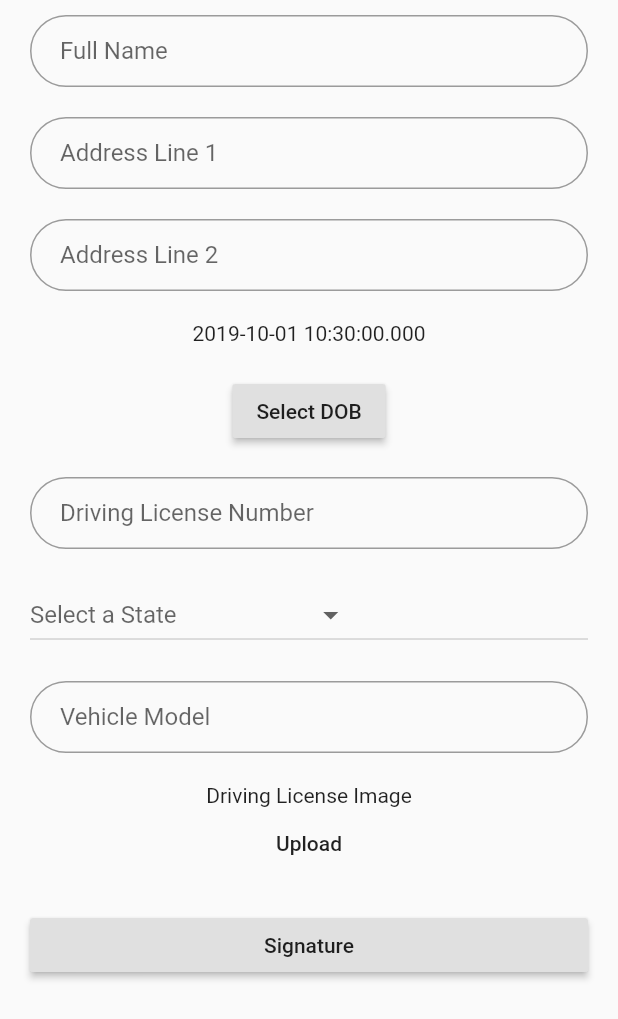
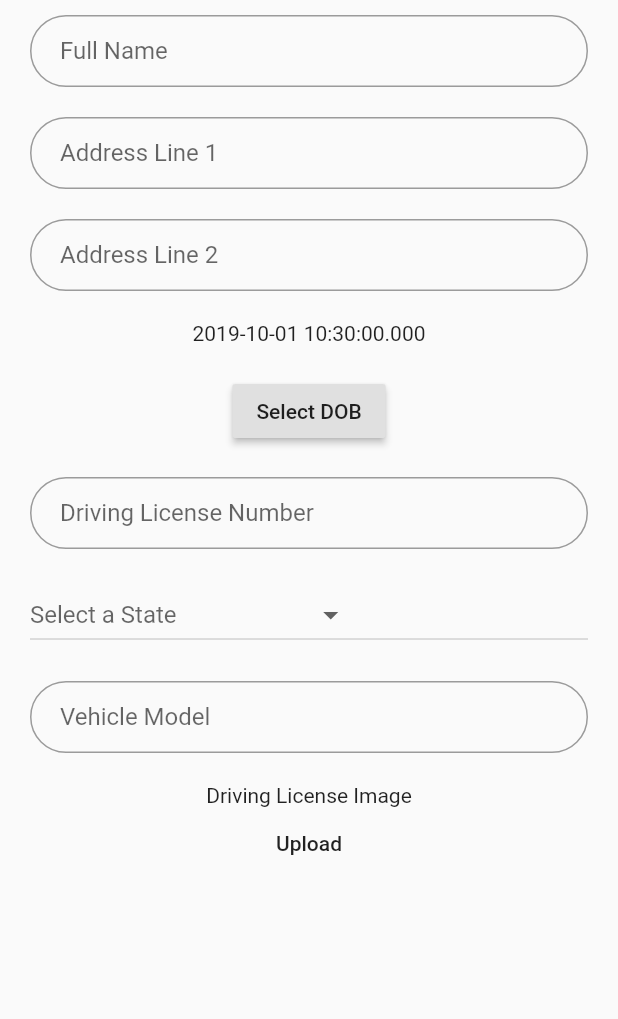
Before and after one commit to dnadawa/flutter-car-test-driver, a Flutter app: the screen it shows after launch, on a phone screen of 412 x 824 dp. Shown: the top 1019 px of the screen. Run offline on Flutter 3.47's test engine with Material 2 defaults, Android fonts, the phone set to English and light mode, and no system bars; our stand-ins replace image_picker, signature.

Commit message:
Update main.dart

```diff
--- a/lib/main.dart
+++ b/lib/main.dart
@@ -197,10 +197,10 @@ List<String> states = ['New South Wales','Queensland','South Australia','Tasmani
               )
           ),
 
-          Padding(
-              padding: const EdgeInsets.fromLTRB(20,10,20,10),
-              child: RaisedButton(onPressed: (){Navigator.push(context, MaterialPageRoute(builder: (context) => Signature()));},child: Text("Signature"),)
-          ),
+        //  Padding(
+        //      padding: const EdgeInsets.fromLTRB(20,10,20,10),
+          //    child: RaisedButton(onPressed: (){Navigator.push(context, MaterialPageRoute(builder: (context) => Signature()));},child: Text("Signature"),)
+          //),
 
 
 
```
